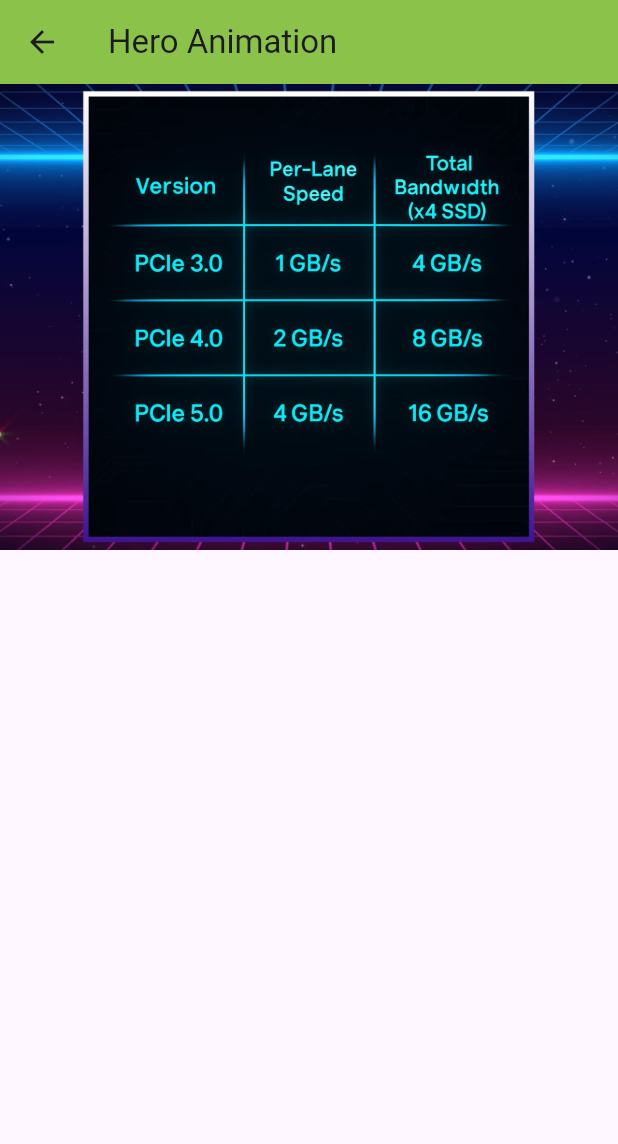
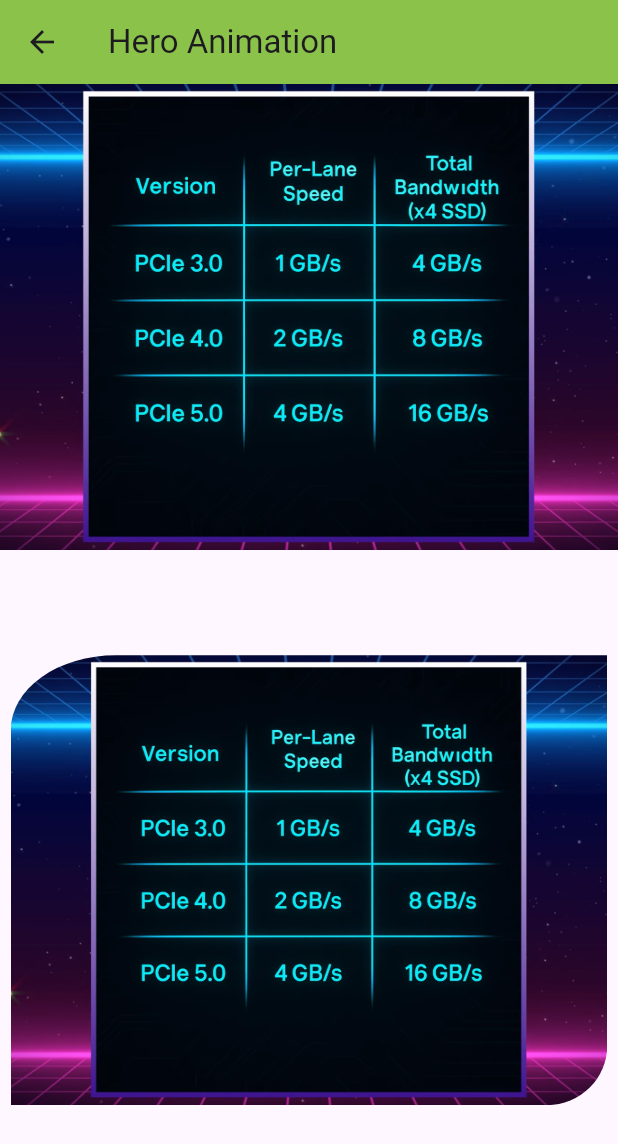
Before and after one commit to FAHIMSHAKIL102/flutter_wscube_practice, a Flutter app: the Heroanimation screen opened directly, on a phone screen of 412 x 824 dp. Shown: the top 1144 px of the screen. Run offline on Flutter 3.47's test engine with Material 3 defaults, Android fonts, the phone set to English and light mode, and no system bars; network calls fail.

Commit message:
add_clip__rrect

```diff
--- a/lib/heroanimation.dart
+++ b/lib/heroanimation.dart
@@ -10,13 +10,20 @@ class Heroanimation extends StatelessWidget {
         title: Text('Hero Animation'),
         backgroundColor: Colors.lightGreen,
       ),
-      body: Container(
-        child: Hero(
-          tag: 'background',
-          child: Image(
-            image: AssetImage('assets/images/ssd.png')
+      body: Column(
+        children: [
+          Hero(
+            tag: 'background',
+            child: Image(
+              image: AssetImage('assets/images/ssd.png')
+            ),
+          ),SizedBox(height: 70),
+          ClipRRect(borderRadius: BorderRadius.only(topLeft: Radius.elliptical(70, 50),bottomRight: Radius.circular(40)),
+            child: Image(height: 300,
+                image: AssetImage('assets/images/ssd.png')
+              ),
           ),
-        ),
+        ],
       ),
     );
   }
```
